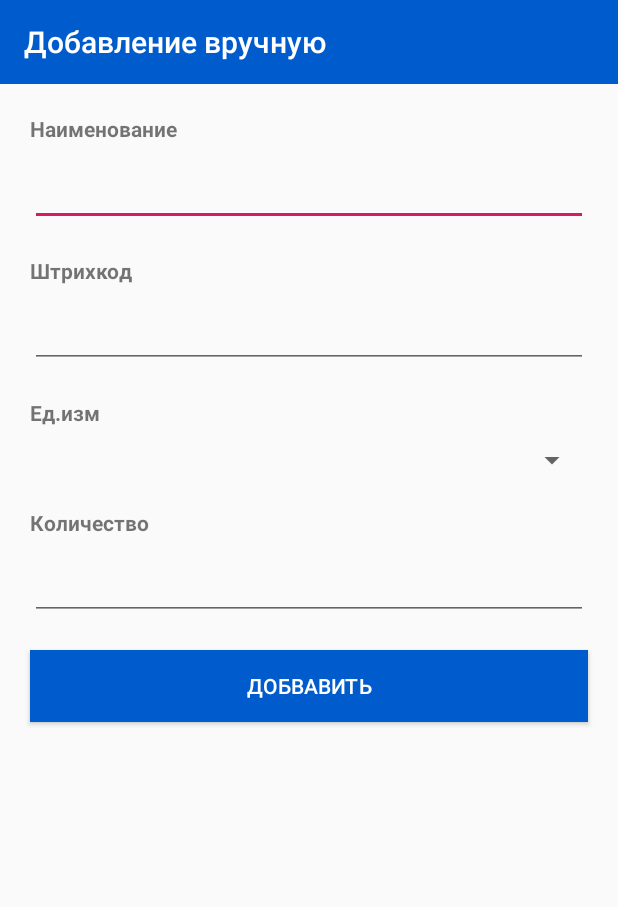
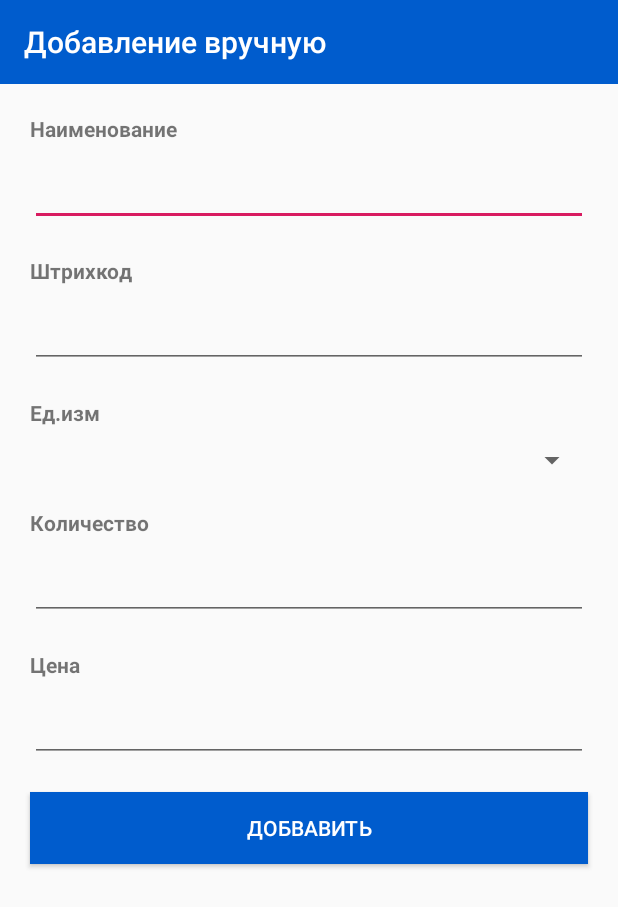
Before and after one commit to jokermt235/StomfarmAndroid, an Android app: the NewOrderAddItemManuallyActivity screen opened directly, with no data from a screen before it, on a phone screen of 412 x 824 dp. Shown: the top 907 px of the screen. Run offline under Robolectric (Android 15) with nearby library versions, the phone set to English and light mode, and no system bars; network calls fail.

Commit message:
Adding order logic

```diff
--- a/app/src/main/AndroidManifest.xml
+++ b/app/src/main/AndroidManifest.xml
@@ -17,6 +17,7 @@
         android:noHistory="true"
         android:roundIcon="@mipmap/ic_launcher_round"
         android:supportsRtl="true"
+        android:networkSecurityConfig="@xml/network_security_config"
         android:theme="@style/AppTheme">
         <activity android:name=".view.MainActivity">
             <intent-filter>
--- a/app/src/main/java/devel/exesoft/com/accshop/view/MainActivity.java
+++ b/app/src/main/java/devel/exesoft/com/accshop/view/MainActivity.java
@@ -12,6 +12,7 @@ import android.util.Log;
 
 import devel.exesoft.com.accshop.R;
 import devel.exesoft.com.accshop.controller.SynchController;
+import devel.exesoft.com.accshop.controller.UserController;
 import devel.exesoft.com.accshop.databinding.ActivityMainBinding;
 import devel.exesoft.com.accshop.view_model.MainViewModel;
 import io.realm.Realm;
--- a/app/src/main/java/devel/exesoft/com/accshop/view/NewOrderAddItemManuallyActivity.java
+++ b/app/src/main/java/devel/exesoft/com/accshop/view/NewOrderAddItemManuallyActivity.java
@@ -40,9 +40,12 @@ public class NewOrderAddItemManuallyActivity extends AppCompatActivity {
 
         EditText mCount = findViewById(R.id.new_order_add_manually_count_edit_text);
 
+        EditText  mPrice = findViewById(R.id.new_order_add_manually_price_edit_text);
+
         try {
             mParams.put("name", mName.getText());
             mParams.put("barcode", mBarcode.getText());
+            mParams.put("price", mPrice.getText());
             mParams.put("count", mCount.getText());
         } catch (JSONException e) {
             e.printStackTrace();
--- a/app/src/main/res/layout/activity_new_order.xml
+++ b/app/src/main/res/layout/activity_new_order.xml
@@ -1,12 +1,11 @@
 <?xml version="1.0" encoding="utf-8"?>
-<layout>
+<layout xmlns:app="http://schemas.android.com/apk/res-auto">
     <data>
         <variable
             name="viewModel"
             type="devel.exesoft.com.accshop.view_model.NewOrderModelView"/>
     </data>
 <android.support.constraint.ConstraintLayout xmlns:android="http://schemas.android.com/apk/res/android"
-    xmlns:app="http://schemas.android.com/apk/res-auto"
     xmlns:tools="http://schemas.android.com/tools"
     android:layout_width="match_parent"
     android:layout_height="match_parent"
@@ -28,7 +27,7 @@
             android:background="@color/colorToolBar"
             android:minHeight="?attr/actionBarSize"
             android:theme="?attr/actionBarTheme"
-            app:title="Новый заказ"
+            app:title="Заказы пользователя"
             app:titleTextColor="@android:color/white" />
 
         <LinearLayout
--- a/app/src/main/res/layout/activity_new_order_add_item_manually.xml
+++ b/app/src/main/res/layout/activity_new_order_add_item_manually.xml
@@ -91,7 +91,7 @@
                 android:layout_marginEnd="20dp" />
 
             <TextView
-                android:id="@+id/new_order_add_manually_count_label"
+                android:id="@+id/new_order_add_manually_count_label2"
                 android:layout_width="match_parent"
                 android:layout_height="wrap_content"
                 android:layout_marginStart="20dp"
@@ -102,6 +102,26 @@
 
             <EditText
                 android:id="@+id/new_order_add_manually_count_edit_text"
+                android:layout_width="match_parent"
+                android:layout_height="wrap_content"
+                android:layout_marginStart="20dp"
+                android:layout_marginTop="10dp"
+                android:layout_marginEnd="20dp"
+                android:ems="10"
+                android:inputType="numberSigned" />
+
+            <TextView
+                android:id="@+id/new_order_add_manually_price_label"
+                android:layout_width="match_parent"
+                android:layout_height="wrap_content"
+                android:layout_marginStart="20dp"
+                android:layout_marginTop="20dp"
+                android:layout_marginEnd="20dp"
+                android:text="Цена"
+                android:textStyle="bold" />
+
+            <EditText
+                android:id="@+id/new_order_add_manually_price_edit_text"
                 android:layout_width="match_parent"
                 android:layout_height="wrap_content"
                 android:layout_marginStart="20dp"
--- /dev/null
+++ b/app/src/main/res/xml/network_security_config.xml
@@ -0,0 +1,4 @@
+<?xml version="1.0" encoding="utf-8"?>
+<network-security-config>
+    <base-config cleartextTrafficPermitted="true"></base-config>
+</network-security-config>
```
Also changed, not shown: app/src/main/java/devel/exesoft/com/accshop/controller/SynchController.java (+7 -1 lines), app/src/main/java/devel/exesoft/com/accshop/model/Orderitem.java (+28 -11 lines), app/src/main/java/devel/exesoft/com/accshop/view/HomeActivity.java (+12 -0 lines), app/src/main/java/devel/exesoft/com/accshop/view/NewOrderActivtiy.java (+59 -15 lines), app/src/main/java/devel/exesoft/com/accshop/view/OrdersActivity.java (+53 -0 lines), 2 other files.
